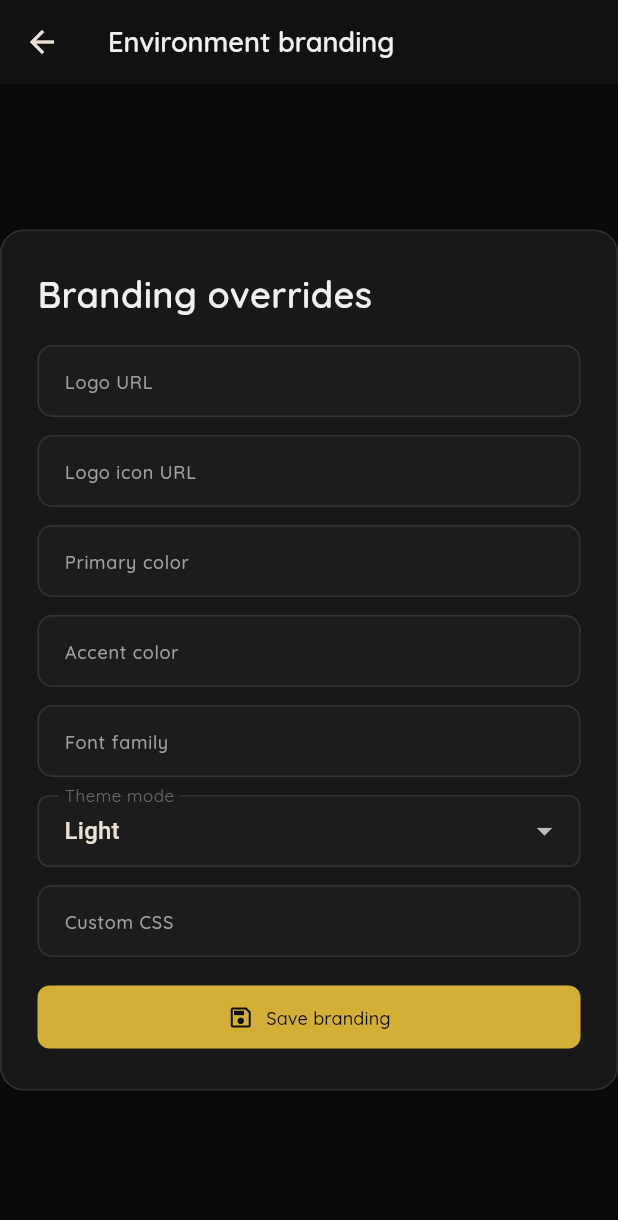
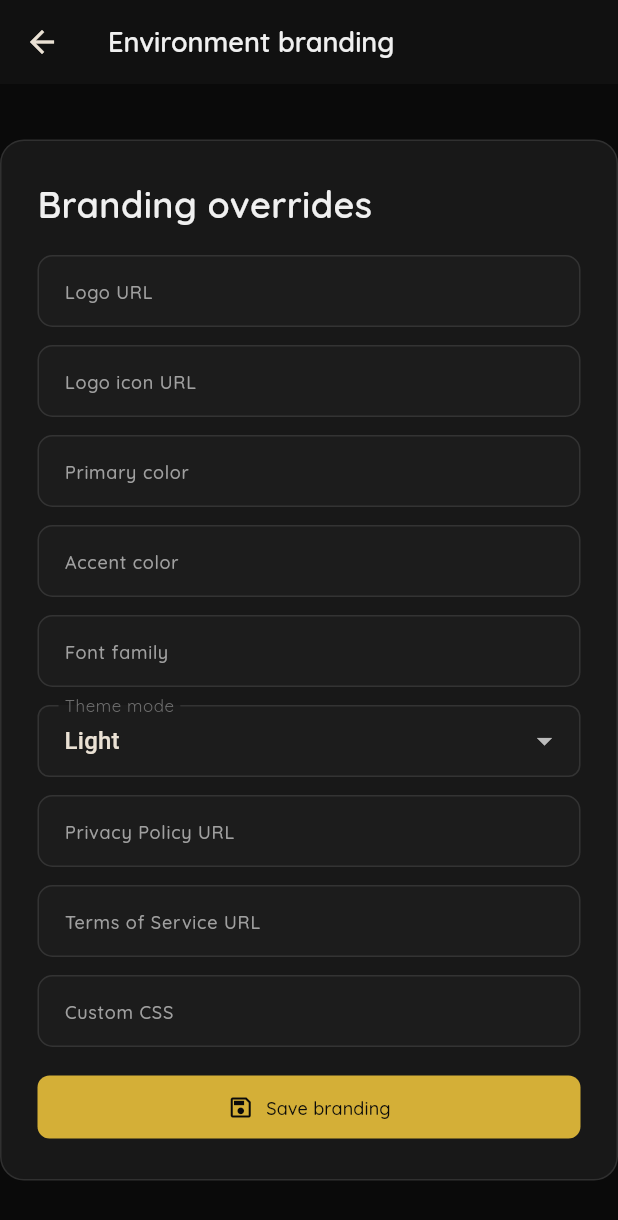
Before and after one commit to Sentin8/sentin8-dash, a Flutter app: the EnvBrandingPage screen opened directly with empty values, on a phone screen of 412 x 824 dp. Shown: the top 1220 px of the screen. Run offline on Flutter 3.47's test engine with Material 3 defaults, Android fonts, the light colour scheme and no system bars; our stand-ins replace flutter_svg, go_router, google_fonts, web; missing offline and left inert: dart:js_interop, sentin8; statements that could not run were skipped.

Commit message:
feat(branding): Privacy Policy + Terms of Service URL inputs (LEGAL-1)
Both branding editors (the org/env _BrandingForm and the env_branding
page) gain Privacy Policy URL and Terms of Service URL text fields -
loaded from and saved through the sys branding endpoints, empty meaning
inherit the parent level (org base or the platform default). The merged
preview lists the two new fields.

```diff
--- a/lib/pages/branding_page.dart
+++ b/lib/pages/branding_page.dart
@@ -70,6 +70,8 @@ class _BrandingFormState extends State<_BrandingForm> {
   final _accentColorCtrl = TextEditingController();
   final _fontFamilyCtrl = TextEditingController();
   final _customCssCtrl = TextEditingController();
+  final _privacyUrlCtrl = TextEditingController();
+  final _termsUrlCtrl = TextEditingController();
   String _themeMode = ''; // 'light', 'dark', or '' (default)
   Map<String, dynamic>? _merged;
   String? _message;
@@ -107,6 +109,8 @@ class _BrandingFormState extends State<_BrandingForm> {
         _fontFamilyCtrl.text = res['font_family'] as String? ?? '';
         _themeMode = res['theme_mode'] as String? ?? '';
         _customCssCtrl.text = res['custom_css'] as String? ?? '';
+        _privacyUrlCtrl.text = res['privacy_url'] as String? ?? '';
+        _termsUrlCtrl.text = res['terms_url'] as String? ?? '';
         setState(() => _loading = false);
       }
       // Load merged branding preview (only for env-scoped pages).
@@ -135,6 +139,8 @@ class _BrandingFormState extends State<_BrandingForm> {
         'font_family': _fontFamilyCtrl.text,
         'theme_mode': _themeMode,
         'custom_css': _customCssCtrl.text,
+        'privacy_url': _privacyUrlCtrl.text,
+        'terms_url': _termsUrlCtrl.text,
       });
       if (mounted) setState(() => _message = 'Saved');
       // Reload merged preview.
@@ -159,6 +165,8 @@ class _BrandingFormState extends State<_BrandingForm> {
     _accentColorCtrl.dispose();
     _fontFamilyCtrl.dispose();
     _customCssCtrl.dispose();
+    _privacyUrlCtrl.dispose();
+    _termsUrlCtrl.dispose();
     super.dispose();
   }
 
@@ -319,6 +327,36 @@ class _BrandingFormState extends State<_BrandingForm> {
               maxLines: 5,
             ),
           ),
+          const SizedBox(height: Sentin8Spacing.md),
+
+          // Privacy policy link (hosted-UI footer; empty inherits the
+          // parent level / platform default)
+          SizedBox(
+            width: 500,
+            child: TextField(
+              controller: _privacyUrlCtrl,
+              decoration: const InputDecoration(
+                labelText: 'Privacy Policy URL',
+                hintText: 'https://example.com/privacy (empty = inherit)',
+                border: OutlineInputBorder(),
+              ),
+            ),
+          ),
+          const SizedBox(height: Sentin8Spacing.md),
+
+          // Terms of service link (hosted-UI footer; empty inherits the
+          // parent level / platform default)
+          SizedBox(
+            width: 500,
+            child: TextField(
+              controller: _termsUrlCtrl,
+              decoration: const InputDecoration(
+                labelText: 'Terms of Service URL',
+                hintText: 'https://example.com/terms (empty = inherit)',
+                border: OutlineInputBorder(),
+              ),
+            ),
+          ),
           const SizedBox(height: Sentin8Spacing.lg),
 
           // Save button
@@ -354,7 +392,7 @@ class _MergedPreview extends StatelessWidget {
 
   @override
   Widget build(BuildContext context) {
-    final fields = ['logoUrl', 'logoIconUrl', 'primaryColor', 'accentColor', 'fontFamily', 'themeMode', 'customCss'];
+    final fields = ['logoUrl', 'logoIconUrl', 'primaryColor', 'accentColor', 'fontFamily', 'themeMode', 'customCss', 'privacyUrl', 'termsUrl'];
     return GlassPanel(
       padding: const EdgeInsets.all(Sentin8Spacing.lg),
       child: Column(
--- a/lib/pages/env_branding_page.dart
+++ b/lib/pages/env_branding_page.dart
@@ -30,6 +30,8 @@ class _EnvBrandingPageState extends State<EnvBrandingPage> {
   final _accentColorCtrl = TextEditingController();
   final _fontFamilyCtrl = TextEditingController();
   final _customCssCtrl = TextEditingController();
+  final _privacyUrlCtrl = TextEditingController();
+  final _termsUrlCtrl = TextEditingController();
   String _themeMode = 'light';
   bool _loading = true;
   String? _message;
@@ -51,6 +53,8 @@ class _EnvBrandingPageState extends State<EnvBrandingPage> {
         _accentColorCtrl.text = res['accent_color'] as String? ?? '';
         _fontFamilyCtrl.text = res['font_family'] as String? ?? '';
         _customCssCtrl.text = res['custom_css'] as String? ?? '';
+        _privacyUrlCtrl.text = res['privacy_url'] as String? ?? '';
+        _termsUrlCtrl.text = res['terms_url'] as String? ?? '';
         _themeMode = res['theme_mode'] as String? ?? 'light';
         if (_themeMode.isEmpty) _themeMode = 'light';
         setState(() => _loading = false);
@@ -72,6 +76,8 @@ class _EnvBrandingPageState extends State<EnvBrandingPage> {
         'font_family': _fontFamilyCtrl.text,
         'theme_mode': _themeMode,
         'custom_css': _customCssCtrl.text,
+        'privacy_url': _privacyUrlCtrl.text,
+        'terms_url': _termsUrlCtrl.text,
       });
       if (mounted) setState(() => _message = 'Saved');
     } catch (e) {
@@ -87,6 +93,8 @@ class _EnvBrandingPageState extends State<EnvBrandingPage> {
     _accentColorCtrl.dispose();
     _fontFamilyCtrl.dispose();
     _customCssCtrl.dispose();
+    _privacyUrlCtrl.dispose();
+    _termsUrlCtrl.dispose();
     super.dispose();
   }
 
@@ -133,6 +141,10 @@ class _EnvBrandingPageState extends State<EnvBrandingPage> {
                           onChanged: (v) => setState(() => _themeMode = v ?? 'light'),
                         ),
                         const SizedBox(height: Sentin8DesignTokens.space3),
+                        Sentin8Input(label: 'Privacy Policy URL', controller: _privacyUrlCtrl),
+                        const SizedBox(height: Sentin8DesignTokens.space3),
+                        Sentin8Input(label: 'Terms of Service URL', controller: _termsUrlCtrl),
+                        const SizedBox(height: Sentin8DesignTokens.space3),
                         Sentin8Input(label: 'Custom CSS', controller: _customCssCtrl),
                         const SizedBox(height: Sentin8DesignTokens.space4),
                         if (_message != null)
```
Also changed, not shown: 1 other file.
